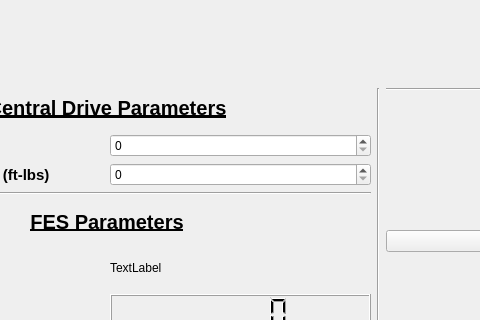
First picture: the form in resources/_CD_GUI_CDTest_Researcher_Formed.ui, repository jontalvarez/central-drive, before the edit; both pictures show x 166 to 646 and y 312 to 632 of the 1089 by 816 pixel window.
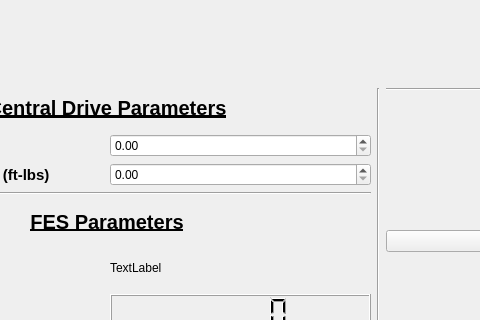
Second picture: the form after the edit.

The edit to the form file:
```diff
--- a/resources/_CD_GUI_CDTest_Researcher_Formed.ui
+++ b/resources/_CD_GUI_CDTest_Researcher_Formed.ui
@@ -60,9 +60,6 @@
           </property>
          </widget>
         </item>
-        <item row="2" column="1">
-         <widget class="QSpinBox" name="variance_sp"/>
-        </item>
         <item row="1" column="0">
          <widget class="QLabel" name="label_9">
           <property name="font">
@@ -175,9 +172,6 @@
           </property>
          </widget>
         </item>
-        <item row="1" column="1">
-         <widget class="QSpinBox" name="mfga_sp"/>
-        </item>
         <item row="3" column="0" colspan="2">
          <widget class="Line" name="line_3">
           <property name="orientation">
@@ -185,6 +179,12 @@
           </property>
          </widget>
         </item>
+        <item row="1" column="1">
+         <widget class="QDoubleSpinBox" name="mfga_sp"/>
+        </item>
+        <item row="2" column="1">
+         <widget class="QDoubleSpinBox" name="variance_sp"/>
+        </item>
        </layout>
       </item>
       <item row="0" column="0" colspan="3">
```
